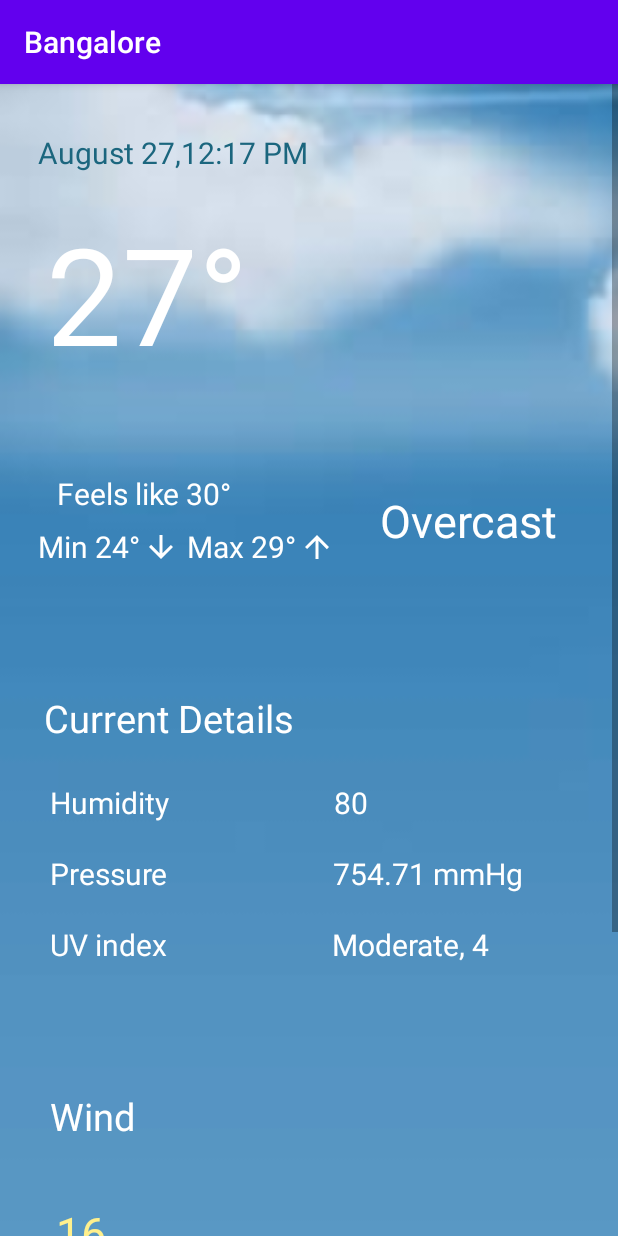
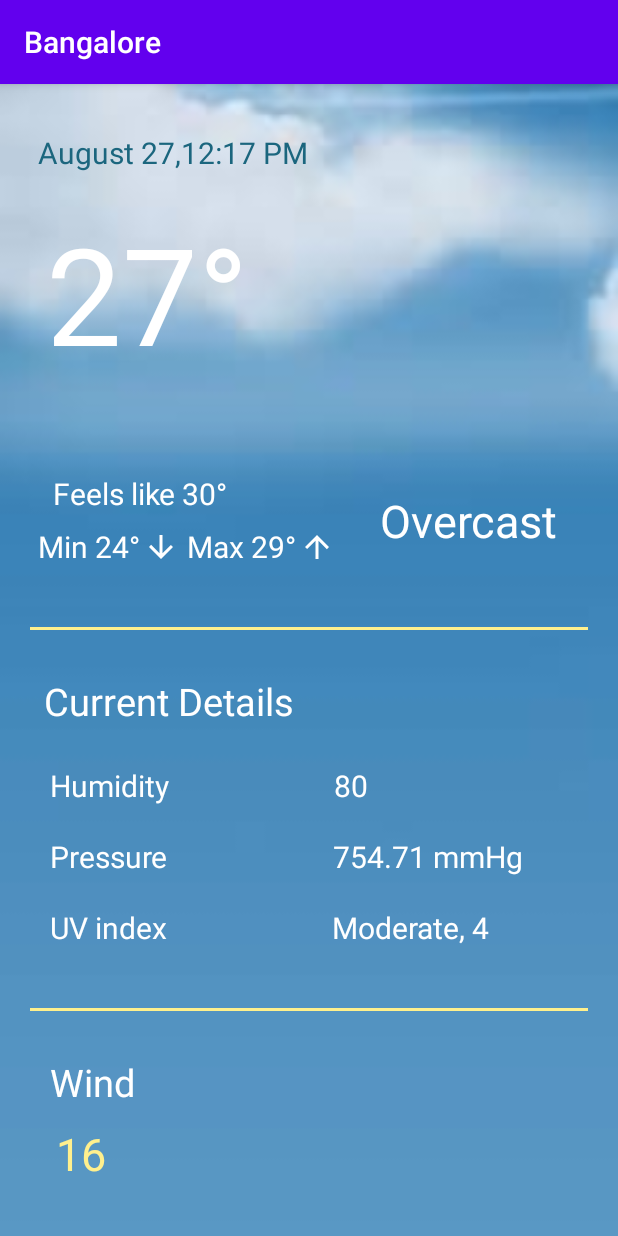
Before and after one commit to RajeshNeel/WeatherApp, an Android app: the fragment TomorrowForecastFragment shown on its own in the app's theme, on a phone screen of 412 x 824 dp. Run offline under Robolectric (Android 15) with nearby library versions, the phone set to English and light mode, and no system bars; our stand-ins replace ButterKnife.

Commit message:
changed ui, added temp converter methods,updated ui code

```diff
--- a/app/src/main/res/layout/fragment_tomorrow_forecast.xml
+++ b/app/src/main/res/layout/fragment_tomorrow_forecast.xml
@@ -71,7 +71,7 @@
                 android:textColor="@color/white_color"
                 app:layout_constraintEnd_toEndOf="@+id/textViewTemperatureForecast"
                 app:layout_constraintHorizontal_bias="0.417"
-                app:layout_constraintStart_toStartOf="@+id/textViewTemperatureForecast"
+                app:layout_constraintStart_toStartOf="@+id/textViewMinTempForecast"
                 app:layout_constraintTop_toBottomOf="@+id/textViewTemperatureForecast" />
 
             <TextView
@@ -134,14 +134,15 @@
                 app:layout_constraintEnd_toEndOf="parent"
                 app:layout_constraintTop_toTopOf="@+id/textViewFeelsTempForecast" />
 
-            <Space
+            <View
                 android:id="@+id/space"
                 android:layout_width="match_parent"
-                android:layout_height="3dp"
+                android:layout_height="2dp"
                 android:layout_marginStart="20dp"
                 android:layout_marginLeft="20dp"
+                android:layout_marginEnd="20dp"
                 android:layout_marginTop="40dp"
-                android:background="@color/white_color"
+                android:background="@color/round_stroke_color"
                 app:layout_constraintStart_toStartOf="@+id/textViewMaxTempForecast"
                 app:layout_constraintTop_toBottomOf="@+id/textViewMaxTempForecast" />
 
@@ -151,7 +152,7 @@
                 android:layout_height="wrap_content"
                 android:layout_marginStart="4dp"
                 android:layout_marginLeft="4dp"
-                android:layout_marginTop="40dp"
+                android:layout_marginTop="30dp"
                 android:text="Current Details"
                 android:textSize="25sp"
                 android:textStyle="normal"
@@ -240,14 +241,15 @@
                 app:layout_constraintTop_toTopOf="@+id/textViewUvIndexForecast" />
 
 
-            <Space
+            <View
                 android:id="@+id/spaceCurrentDetails"
                 android:layout_width="match_parent"
-                android:layout_height="3dp"
+                android:layout_height="2dp"
                 android:layout_marginStart="20dp"
                 android:layout_marginLeft="20dp"
+                android:layout_marginEnd="20dp"
                 android:layout_marginTop="40dp"
-                android:background="@color/white_color"
+                android:background="@color/round_stroke_color"
                 app:layout_constraintStart_toStartOf="@+id/textViewUvIndexForecast"
                 app:layout_constraintTop_toBottomOf="@+id/textViewUvIndexForecast" />
 
@@ -257,7 +259,7 @@
                 android:layout_height="wrap_content"
                 android:layout_marginStart="4dp"
                 android:layout_marginLeft="4dp"
-                android:layout_marginTop="40dp"
+                android:layout_marginTop="30dp"
                 android:text="Wind"
                 android:textSize="25sp"
                 android:textStyle="normal"
@@ -271,7 +273,7 @@
                 android:layout_height="wrap_content"
                 android:layout_marginStart="4dp"
                 android:layout_marginLeft="4dp"
-                android:layout_marginTop="40dp"
+                android:layout_marginTop="10dp"
                 android:text="16"
                 android:textSize="30sp"
                 android:textStyle="normal"
@@ -279,14 +281,15 @@
                 app:layout_constraintStart_toStartOf="@+id/textViewWindForecast"
                 app:layout_constraintTop_toBottomOf="@+id/textViewWindForecast"/>
 
-            <Space
+            <View
                 android:id="@+id/spaceWindDetails"
                 android:layout_width="match_parent"
                 android:layout_height="3dp"
                 android:layout_marginStart="20dp"
                 android:layout_marginLeft="20dp"
+                android:visibility="gone"
                 android:layout_marginTop="40dp"
-                android:background="@color/white_color"
+                android:background="@color/round_stroke_color"
                 app:layout_constraintStart_toStartOf="@+id/textViewWindValueForecast"
                 app:layout_constraintTop_toBottomOf="@+id/textViewWindValueForecast" />
 
@@ -296,7 +299,8 @@
                 android:layout_height="wrap_content"
                 android:layout_marginStart="4dp"
                 android:layout_marginLeft="4dp"
-                android:layout_marginTop="40dp"
+                android:layout_marginTop="30dp"
+                android:visibility="gone"
                 android:text="@string/sunrise_text"
                 android:textSize="25sp"
                 android:textStyle="normal"
@@ -310,9 +314,11 @@
                 android:layout_height="wrap_content"
                 android:layout_marginStart="4dp"
                 android:layout_marginLeft="4dp"
-                android:layout_marginTop="40dp"
+                android:layout_marginTop="30dp"
                 android:text="Sunrise"
-                android:textSize="25sp"
+                android:visibility="gone"
+
+                android:textSize="20sp"
                 app:layout_constraintHorizontal_weight="1"
                 android:textStyle="normal"
                 android:textColor="@color/white_color"
@@ -325,6 +331,8 @@
                 android:layout_height="wrap_content"
                 android:layout_marginStart="2dp"
                 android:layout_marginLeft="2dp"
+                android:visibility="gone"
+
                 android:src="@drawable/ic_arrow_upward"
                 app:layout_constraintBottom_toBottomOf="@+id/textViewSunriseForecast"
                 app:layout_constraintStart_toEndOf="@+id/textViewSunriseForecast"
@@ -338,8 +346,9 @@
                 android:layout_marginLeft="4dp"
                 android:layout_marginTop="10dp"
                 android:text="06:01 AM"
-                android:textSize="25sp"
-                app:layout_constraintHorizontal_weight="1"
+                android:textSize="20sp"
+                android:visibility="gone"
+
                 android:textStyle="normal"
                 android:textColor="@color/white_color"
                 app:layout_constraintStart_toStartOf="@+id/textViewSunriseForecast"
@@ -352,8 +361,9 @@
                 android:layout_height="wrap_content"
                 android:text="Sunset"
                 android:textSize="20sp"
-                app:layout_constraintHorizontal_weight="1"
-                android:layout_marginStart="5dp"
+                android:layout_marginStart="175dp"
+                android:visibility="gone"
+
                 android:textColor="@color/white_color"
                 app:layout_constraintBottom_toBottomOf="@+id/textViewSunriseForecast"
                 app:layout_constraintTop_toTopOf="@+id/textViewSunriseForecast"
@@ -367,7 +377,9 @@
                 android:layout_height="wrap_content"
                 android:layout_marginStart="2dp"
                 android:layout_marginLeft="2dp"
-                android:src="@drawable/ic_arrow_upward"
+                android:visibility="gone"
+
+                android:src="@drawable/ic_arrow_downward"
                 app:layout_constraintBottom_toBottomOf="@+id/textViewSunsetForecast"
                 app:layout_constraintStart_toEndOf="@+id/textViewSunsetForecast"
                 app:layout_constraintTop_toTopOf="@+id/textViewSunsetForecast" />
@@ -380,7 +392,9 @@
                 android:layout_marginLeft="4dp"
                 android:layout_marginTop="10dp"
                 android:text="06:45 PM"
-                android:textSize="25sp"
+                android:visibility="gone"
+
+                android:textSize="20sp"
                 app:layout_constraintHorizontal_weight="1"
                 android:textStyle="normal"
                 android:textColor="@color/white_color"
```
Also changed, not shown: app/src/main/java/com/gaurav/weatherforecastapp/ui/currentweather/CurrentWeatherFragment.java (+18 -9 lines), app/src/main/java/com/gaurav/weatherforecastapp/ui/forecastweather/TodayForecastFragment.java (+85 -13 lines), app/src/main/java/com/gaurav/weatherforecastapp/ui/forecastweather/TomorrowForecastFragment.java (+20 -6 lines), app/src/main/java/com/gaurav/weatherforecastapp/utils/CommonMethods.java (+20 -3 lines), app/src/main/res/layout/fragment_current_weather.xml (+37 -38 lines), app/src/main/res/layout/fragment_today_forecast.xml (+42 -26 lines).
